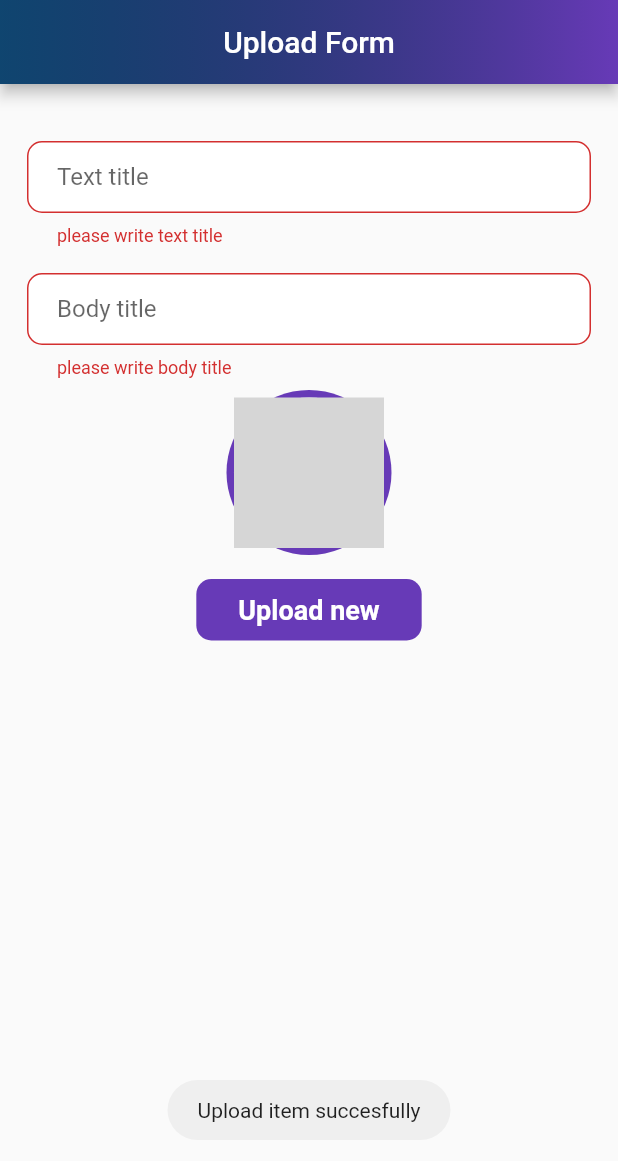
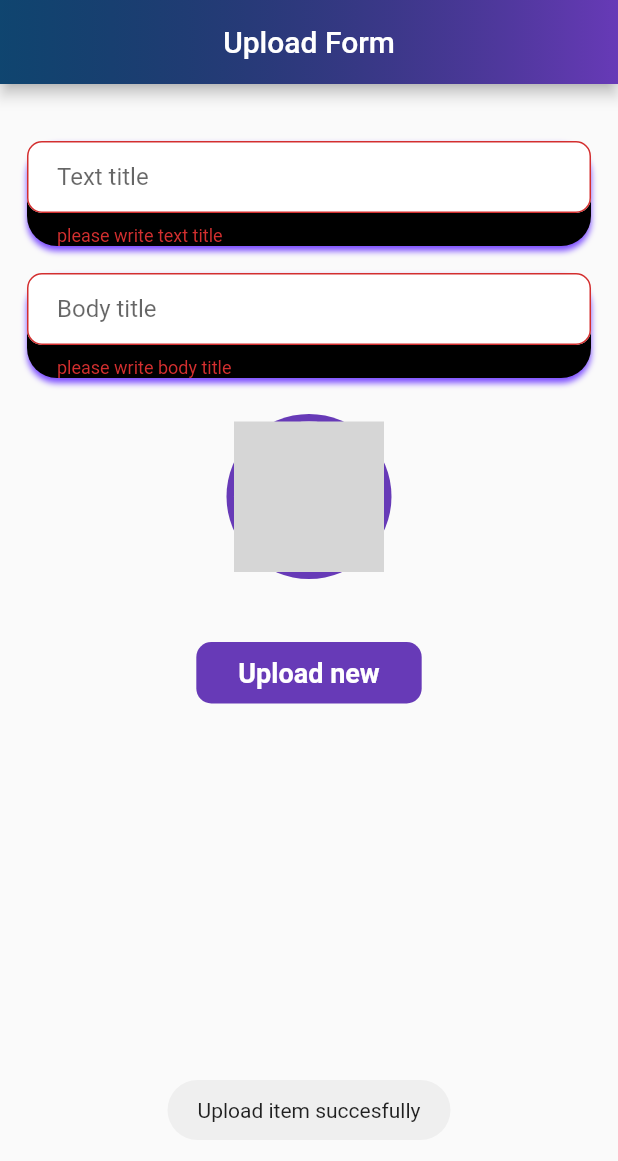
Before and after one commit to zehraeryoldas/socialmediafeedapp, a Flutter app: the UploadItemFragmentScreen screen opened directly, after a tap on "Upload new", on a phone screen of 412 x 824 dp. Shown: the top 1161 px of the screen. Run offline on Flutter 3.47's test engine with Material 2 defaults, Android fonts, the phone set to English and light mode, and no system bars; our stand-ins replace cloud_firestore, firebase_auth, firebase_core, firebase_storage, fluttertoast, image_picker and 1 more; accounts and stored records are empty; network calls fail; grey boxes are pictures that could not be loaded.

Commit message:
textformfiled container added

```diff
--- a/lib/users/fragments/upload_item.dart
+++ b/lib/users/fragments/upload_item.dart
@@ -115,11 +115,11 @@ class _UploadItemFragmentScreenState extends State<UploadItemFragmentScreen> {
                           _myTextFormField(_bodytext, "please write body title",
                               "Body title"),
                           Padding(
-                            padding: const EdgeInsets.all(8.0),
+                            padding: const EdgeInsets.all(24.0),
                             child: imageMethod(context),
                           ),
                           Padding(
-                            padding: const EdgeInsets.all(8.0),
+                            padding: const EdgeInsets.all(18.0),
                             child: Material(
                               color: Colors.deepPurple,
                               borderRadius: BorderRadius.circular(10),
@@ -221,9 +221,19 @@ class _UploadItemFragmentScreenState extends State<UploadItemFragmentScreen> {
         });
   }
 
-  TextFormField _myTextFormField(
+  Container _myTextFormField(
       TextEditingController controller, String metin, String hintext) {
-    return TextFormField(
+    return Container(
+      decoration: BoxDecoration(
+          borderRadius: BorderRadius.circular(20),
+          color: Colors.black,
+          boxShadow: const [
+            BoxShadow(
+                offset: Offset(0, 3),
+                blurRadius: 3,
+                color: Colors.deepPurpleAccent)
+          ]),
+      child: TextFormField(
         decoration: InputDecoration(
           border: OutlineInputBorder(
             borderRadius: BorderRadius.circular(10),
@@ -259,6 +269,7 @@ class _UploadItemFragmentScreenState extends State<UploadItemFragmentScreen> {
         ),
         controller: controller,
         validator: (value) => value == "" ? metin : null,
+      ),
     );
   }
 }
```
Lines whose indentation alone changed are shown as unchanged.
